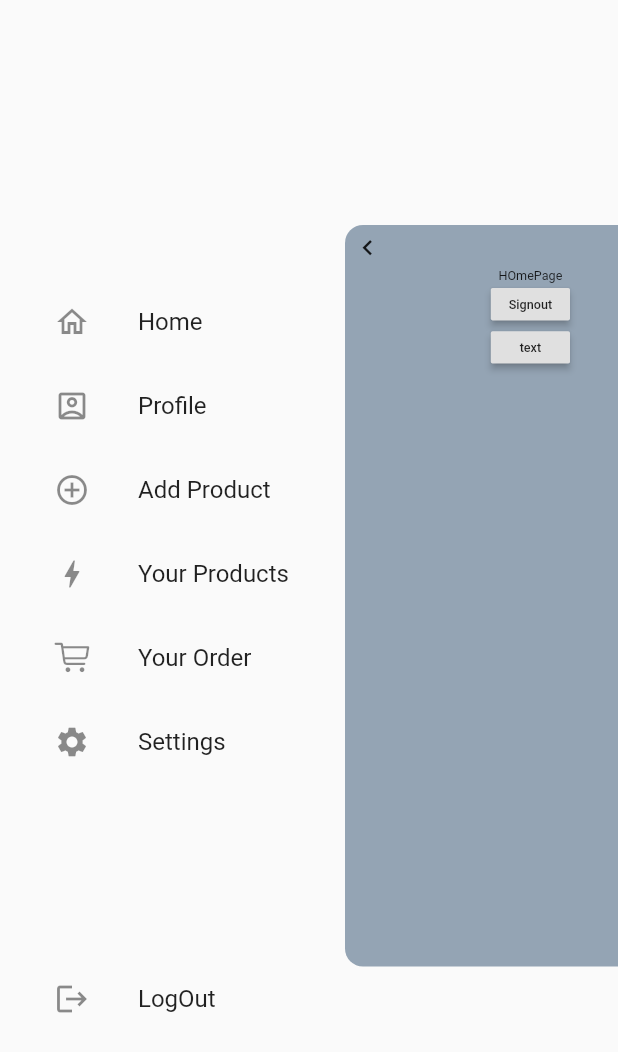
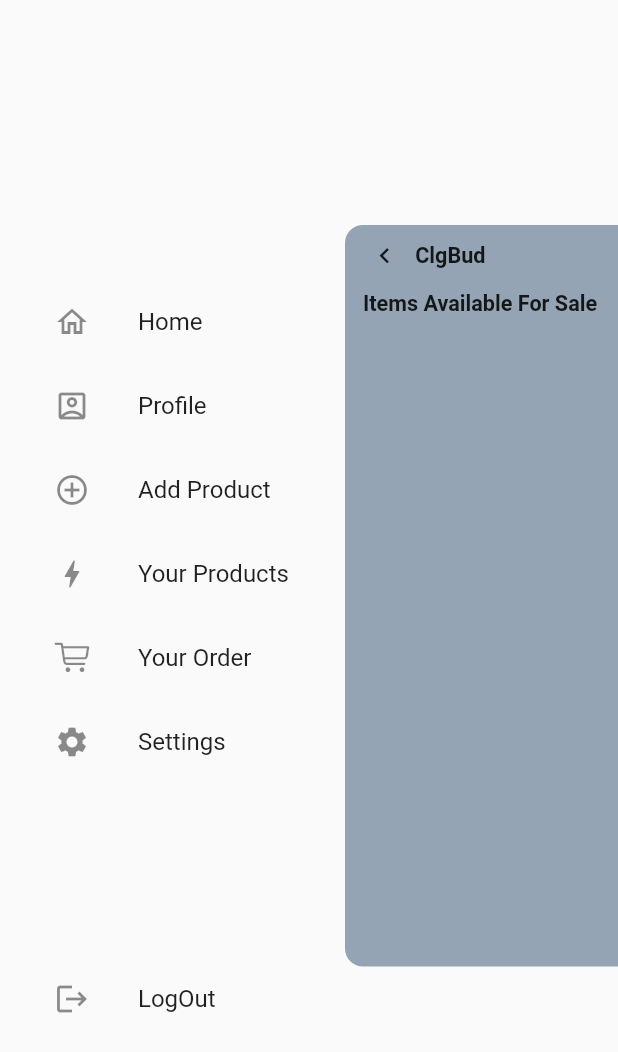
Before and after one commit to codec-akash/ClgBud, a Flutter app: the screen it shows once a user with an empty profile is signed in, after a tap on the "menu" icon, on a phone screen of 412 x 824 dp. Shown: the top 1052 px of the screen. Run offline on Flutter 3.47's test engine with Material 2 defaults, Android fonts, the phone set to English and light mode, and no system bars; our stand-ins replace cloud_firestore, firebase_auth, firebase_core, firebase_storage, google_fonts, google_sign_in and 3 more; accounts and stored records are empty; network calls fail.

Commit message:
Products are visible

```diff
--- a/lib/model/product_model.dart
+++ b/lib/model/product_model.dart
@@ -31,7 +31,7 @@ class ProductModel {
     category = json['category'];
     subject = json['subject'];
     isSold = json['isSold'];
-    amount = json['amount'];
+    amount = double.parse(json['amount'].toString());
     productImage = json['product_image'];
   }
 
--- a/lib/pages/add_product/add_product.dart
+++ b/lib/pages/add_product/add_product.dart
@@ -220,9 +220,6 @@ class _AddProductState extends State<AddProduct> {
                         labelText: 'Item Description',
                       ),
                   validator: (value) {
-                    // if (value.length < 3) {
-                    //   return "Enter a valid name";
-                    // }
                     return null;
                   },
                   onChanged: (value) {
--- a/lib/pages/home_page/home_screen.dart
+++ b/lib/pages/home_page/home_screen.dart
@@ -1,7 +1,8 @@
-import 'package:clgbud/services/auth.dart';
-import 'package:clgbud/services/user_database.dart';
+import 'package:clgbud/model/product_model.dart';
+import 'package:clgbud/pages/home_page/product_list.dart';
+import 'package:clgbud/services/product_database.dart';
+import 'package:clgbud/utils/global.dart';
 import 'package:flutter/material.dart';
-import 'package:provider/provider.dart';
 
 class HomeScreen extends StatefulWidget {
   @override
@@ -38,18 +39,22 @@ class _HomeScreenState extends State<HomeScreen> {
     return AnimatedContainer(
       transform: Matrix4.translationValues(xoffset, yoffset, 0)
         ..scale(scalefactor),
-      duration: Duration(milliseconds: 250),
+      duration: Duration(milliseconds: 350),
       decoration: BoxDecoration(
         color: Theme.of(context).backgroundColor,
         borderRadius: BorderRadius.circular(_isDrawerOpen ? 20.0 : 0.0),
       ),
-      child: SafeArea(
-        child: Column(
-          children: [
-            Container(
-              child: Row(
+      child: Container(
+        padding: EdgeInsets.symmetric(horizontal: 20.0, vertical: 10.0),
+        child: SafeArea(
+          child: Column(
+            crossAxisAlignment: CrossAxisAlignment.start,
+            children: [
+              Row(
+                mainAxisAlignment: MainAxisAlignment.start,
                 children: [
                   IconButton(
+                    padding: const EdgeInsets.all(0.0),
                     icon: _isDrawerOpen
                         ? Icon(
                             Icons.chevron_left,
@@ -58,30 +63,34 @@ class _HomeScreenState extends State<HomeScreen> {
                         : Icon(Icons.menu),
                     onPressed: () => animateHomeScreen(),
                   ),
+                  SizedBox(width: 10.0),
+                  Text("ClgBud", style: Global().headingText),
                 ],
               ),
-            ),
-            Container(
-              child: Center(
-                child: Text("HOmePage"),
+              Global().height10Box,
+              Text(
+                "Items Available For Sale",
+                style: Global().headingText,
               ),
-            ),
-            Container(
-              // width: double.infinity,
-              child: RaisedButton(
-                child: Text("Signout"),
-                onPressed: () {
-                  AuthService().signout();
+              StreamBuilder<List<ProductModel>>(
+                stream: ProductDataBase().allProducts,
+                builder: (context, snapshot) {
+                  if (snapshot.connectionState == ConnectionState.waiting) {
+                    return Text("Loading");
+                  }
+                  if (snapshot.hasError) {
+                    return Text("${snapshot.error}");
+                  }
+                  if (snapshot.connectionState == ConnectionState.active) {
+                    return Expanded(
+                      child: ProductList(productList: snapshot.data),
+                    );
+                  }
+                  return Text("Loading");
                 },
-              ),
-            ),
-            RaisedButton(
-              child: Text("text"),
-              onPressed: () {
-                print(Provider.of<UserDataBase>(context, listen: false).userId);
-              },
-            )
-          ],
+              )
+            ],
+          ),
         ),
       ),
     );
--- /dev/null
+++ b/lib/pages/home_page/product_list.dart
@@ -0,0 +1,28 @@
+import 'package:clgbud/model/product_model.dart';
+import 'package:clgbud/pages/home_page/product_card.dart';
+import 'package:clgbud/utils/app_media_query.dart';
+import 'package:flutter/material.dart';
+
+class ProductList extends StatelessWidget {
+  final List<ProductModel> productList;
+  ProductList({this.productList});
+
+  @override
+  Widget build(BuildContext context) {
+    double itemHeight = AppMediaQuery(context).appHeight(35);
+    double itemWidth = AppMediaQuery(context).appWidth(80);
+
+    return GridView.builder(
+      itemCount: productList.length,
+      gridDelegate: SliverGridDelegateWithFixedCrossAxisCount(
+        crossAxisCount: 2,
+        childAspectRatio: itemHeight / itemWidth,
+        crossAxisSpacing: 10,
+        mainAxisSpacing: 5,
+      ),
+      itemBuilder: (context, index) => ProductCard(
+        product: productList[index],
+      ),
+    );
+  }
+}
--- a/lib/services/product_database.dart
+++ b/lib/services/product_database.dart
@@ -11,7 +11,15 @@ class ProductDataBase with ChangeNotifier {
 
   List<ProductModel> _products = [];
 
-  List<ProductModel> get products => _products;
+  Stream<List<ProductModel>> get allProducts {
+    return prodCollection.snapshots().map((event) => _productList(event));
+  }
+
+  List<ProductModel> _productList(QuerySnapshot snapshot) {
+    return snapshot.docs.map((product) {
+      return ProductModel.fromJson(product.data());
+    }).toList();
+  }
 
   Future addProduct(
       {ProductModel productModel, File productImage, String userId}) async {
--- a/lib/utils/global.dart
+++ b/lib/utils/global.dart
@@ -9,6 +9,11 @@ class Global {
 
   TextStyle buttonText = TextStyle(
     fontSize: 18.0,
+    fontWeight: FontWeight.bold,
+  );
+
+  TextStyle textStyle = TextStyle(
+    fontSize: 14.0,
     fontWeight: FontWeight.bold,
   );
 
```
Also changed, not shown: lib/pages/home_page/product_card.dart (added, +62 -0 lines).
